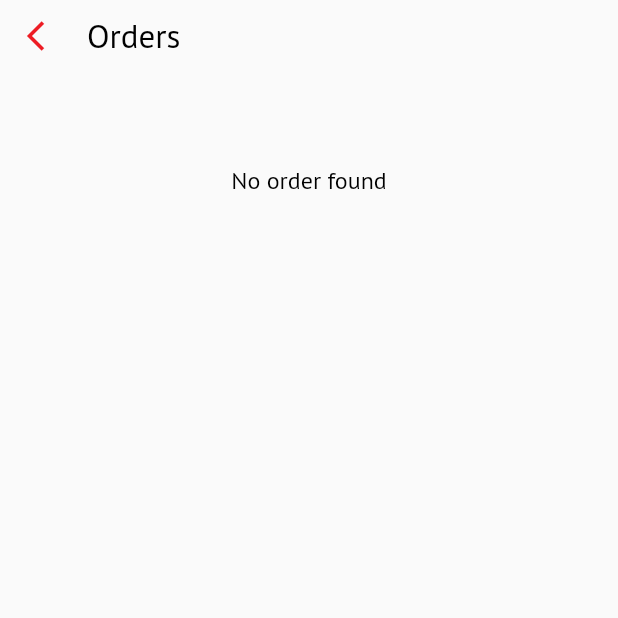
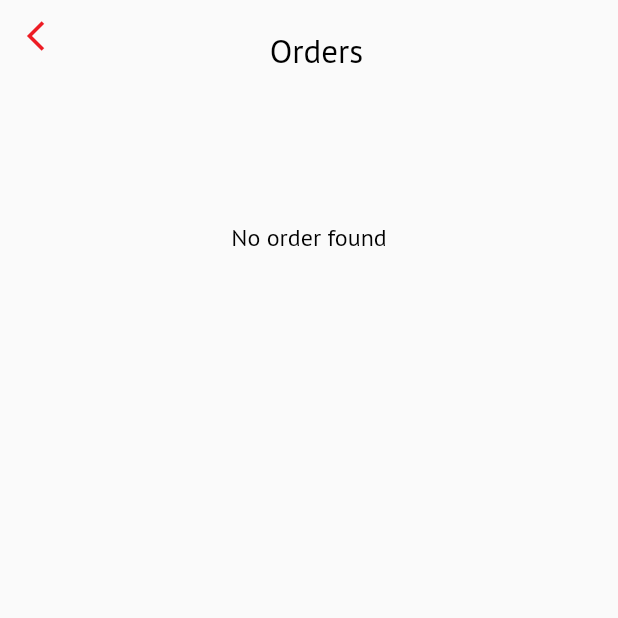
Before and after one commit to HashemAlhariry/Burger-Joint, a Flutter app: the OrderHistory screen opened directly, on a phone screen of 412 x 824 dp, the top half of it. Run offline on Flutter 3.47's test engine with Material 2 defaults, Android fonts, the phone set to English and light mode, and no system bars; our stand-ins replace cached_network_image, fluttertoast, font_awesome_flutter, geocoding, geolocator, google_fonts and 2 more; missing offline and left inert: latlng, map; accounts and stored records are empty; network calls fail; key blocks and very long unbroken strings in the code were emptied for the run.

Commit message:
update order history

```diff
--- a/lib/Screens/Order/order_history.dart
+++ b/lib/Screens/Order/order_history.dart
@@ -24,6 +24,18 @@ class _OrderHistoryState extends State<OrderHistory> {
             child:orders.length == 0 ?
           Column(
             children: [
+              Container(
+                child: Padding(
+                  padding: const EdgeInsets.fromLTRB(10.0, 10, 0, 0),
+                  child:Text(
+                    'Orders',
+                    style: GoogleFonts.ptSans(
+                        fontSize: 22,
+                        color: Colors.black
+                    ),),
+                ),
+
+              ),
               SizedBox(height: 100,),
               Center(child: Text('No order found',style:  GoogleFonts.ptSans(
                   fontSize: 16,
@@ -32,7 +44,19 @@ class _OrderHistoryState extends State<OrderHistory> {
             ],
           ) : ListView(
             children:[
-              SizedBox(height:50 ,),
+              Container(
+                child: Padding(
+                  padding: const EdgeInsets.fromLTRB(40.0, 0, 0, 0),
+                  child:Text(
+                    'Orders',
+                    style: GoogleFonts.ptSans(
+                        fontSize: 22,
+                        color: Colors.black
+                    ),),
+                ),
+
+              ),
+              SizedBox(height:30 ,),
               ListView.builder(
                 shrinkWrap: true,
                 primary: false,
@@ -45,6 +69,7 @@ class _OrderHistoryState extends State<OrderHistory> {
                       child: Column(
                         crossAxisAlignment: CrossAxisAlignment.start,
                         children: [
+
                           Padding(
                             padding: const EdgeInsets.fromLTRB(10.0,5.0,10.0,5.0),
                             child: Center(child: Text(  orders[index].branchName,style: TextStyle(fontSize: 20),)),
@@ -144,12 +169,20 @@ class _OrderHistoryState extends State<OrderHistory> {
                               },),
 
                           ),
-
                           SizedBox(height: 5,),
                           Padding(
                               padding: const EdgeInsets.fromLTRB(10.0,5.0,10.0,5.0),
                               child: Text("Payment Method: "+orders[index].paymentMethodForHistory,style: TextStyle(fontSize: 12),)),
-                          SizedBox(height: 50,),
+                          SizedBox(height: 10,),
+                          if(orders.length-1!=index)
+                          Divider(
+                            height: 1,
+                            thickness: 1,
+                            indent: 40,
+                            endIndent: 40,
+                          ),
+                          SizedBox(height: 40,),
+
                         ],
                       ),
                     ),
@@ -164,11 +197,7 @@ class _OrderHistoryState extends State<OrderHistory> {
 
 
               Container(
-                  child: Row(
-                    mainAxisAlignment: MainAxisAlignment.start,
-                    crossAxisAlignment: CrossAxisAlignment.start,
-                    children: [
-                      Align(
+                  child: Align(
                     alignment: Alignment.topLeft,
                     child: IconButton(
                       icon: new Icon(
@@ -177,20 +206,6 @@ class _OrderHistoryState extends State<OrderHistory> {
                       ),
                       onPressed: () => Navigator.of(context).pop(),
                     ),
-                      ),
-                      Container(
-                        child: Padding(
-                          padding: const EdgeInsets.fromLTRB(10.0, 10, 0, 0),
-                          child:Text(
-                            'Orders',
-                            style: GoogleFonts.ptSans(
-                                fontSize: 22,
-                                color: Colors.black
-                            ),),
-                        ),
-
-                      ),
-                    ],
                   )
 
               ),
```
Lines whose indentation alone changed are shown as unchanged.
